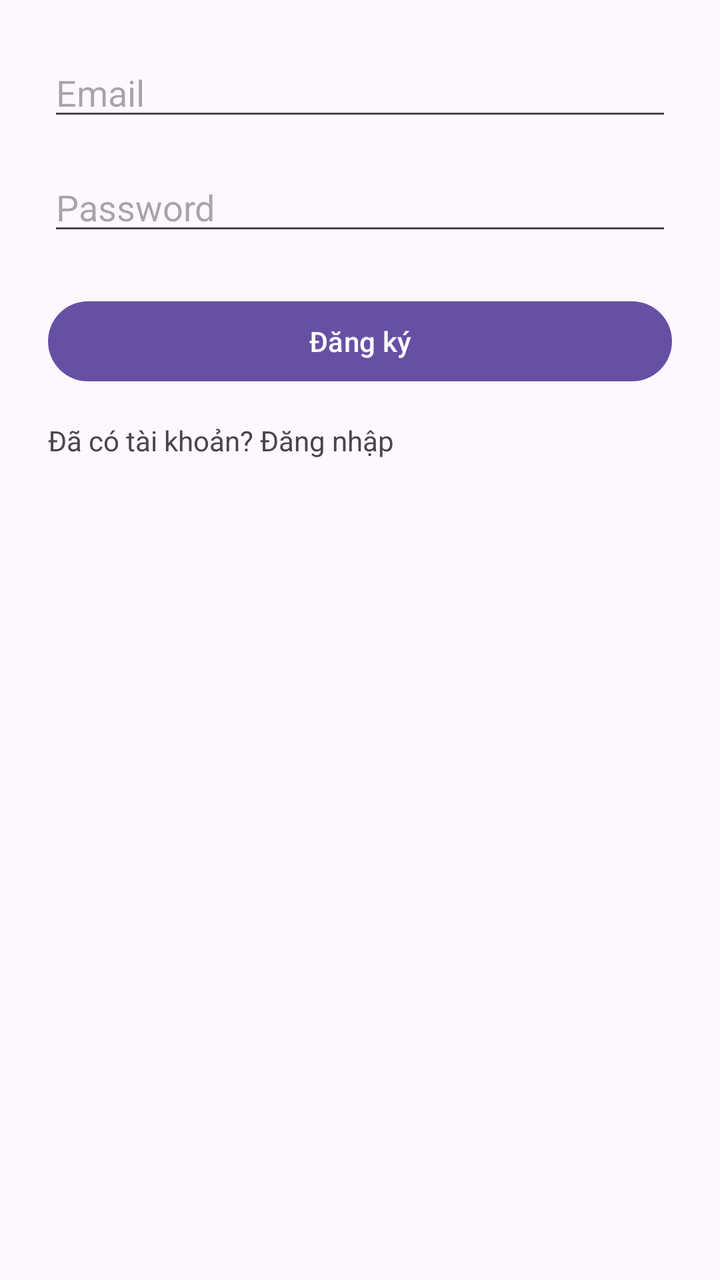
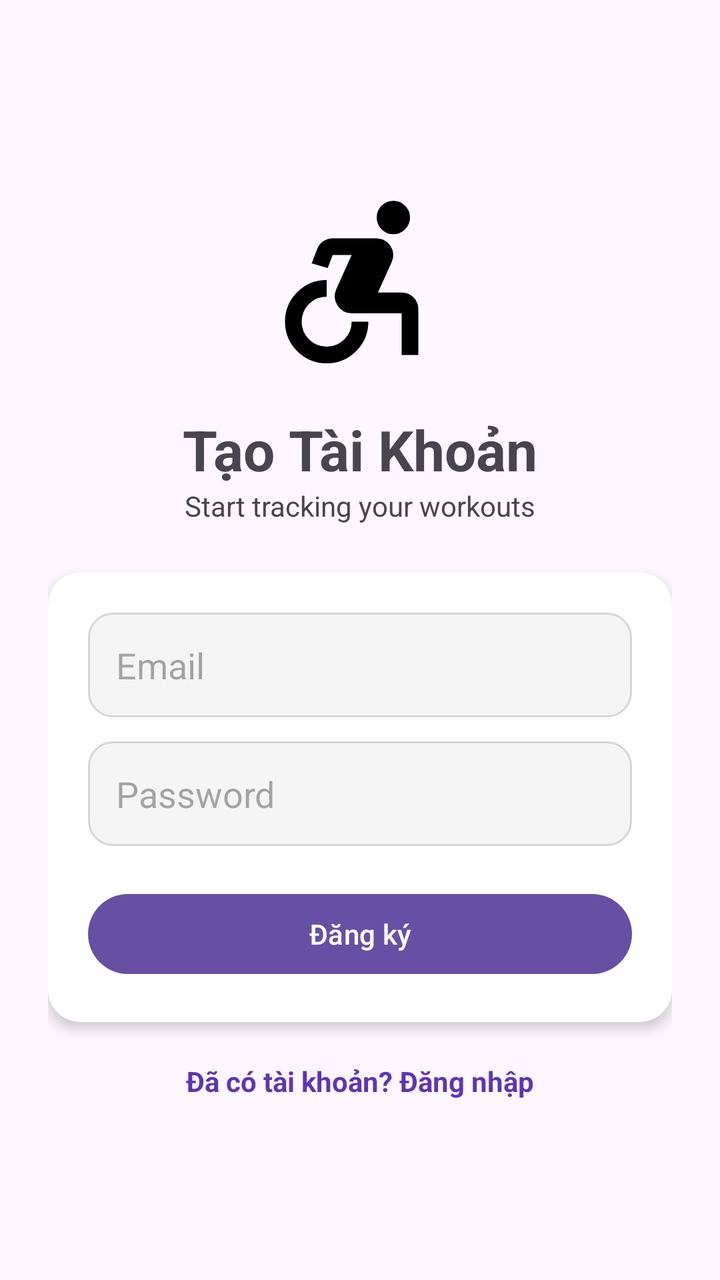

An Android layout rendered at two revisions. The XML below is the earlier revision; the diff shows what the commit changed to produce the second picture.
<!-- AndroidManifest.xml: application theme Theme.Workout_Tracker -->
<!-- res/layout/activity_register.xml -->
<?xml version="1.0" encoding="utf-8"?>
<LinearLayout
    xmlns:android="http://schemas.android.com/apk/res/android"
    android:layout_width="match_parent"
    android:layout_height="match_parent"
    android:orientation="vertical"
    android:padding="24dp">

    <EditText
        android:id="@+id/edtEmail"
        android:layout_width="match_parent"
        android:layout_height="wrap_content"
        android:hint="Email"
        android:inputType="textEmailAddress"/>

    <EditText
        android:id="@+id/edtPassword"
        android:layout_width="match_parent"
        android:layout_height="wrap_content"
        android:hint="Password"
        android:inputType="textPassword"
        android:layout_marginTop="16dp"/>

    <Button
        android:id="@+id/btnRegister"
        android:layout_width="match_parent"
        android:layout_height="wrap_content"
        android:text="Đăng ký"
        android:layout_marginTop="24dp"/>

    <TextView
        android:id="@+id/txtGoLogin"
        android:layout_width="wrap_content"
        android:layout_height="wrap_content"
        android:text="Đã có tài khoản? Đăng nhập"
        android:layout_marginTop="16dp"/>

</LinearLayout>
<!-- resources referenced by this layout -->
<resources>
  <style name="Theme.Workout_Tracker" parent="Base.Theme.Workout_Tracker" />
  <style name="Base.Theme.Workout_Tracker" parent="Theme.Material3.DayNight.NoActionBar">
          
          
      </style>
</resources>

<!-- the commit's change to res/layout/activity_register.xml (unified diff, before → after) -->
@@ -1,38 +1,81 @@
 <?xml version="1.0" encoding="utf-8"?>
-<LinearLayout
-    xmlns:android="http://schemas.android.com/apk/res/android"
+<LinearLayout xmlns:android="http://schemas.android.com/apk/res/android"
+    xmlns:app="http://schemas.android.com/apk/res-auto"
     android:layout_width="match_parent"
     android:layout_height="match_parent"
     android:orientation="vertical"
-    android:padding="24dp">
+    android:padding="24dp"
+    android:gravity="center">
 
-    <EditText
-        android:id="@+id/edtEmail"
+    <ImageView
+        android:layout_width="100dp"
+        android:layout_height="100dp"
+        android:src="@drawable/ic_fitness_center"
+        android:layout_marginBottom="16dp"/>
+
+    <TextView
+        android:layout_width="wrap_content"
+        android:layout_height="wrap_content"
+        android:text="Tạo Tài Khoản"
+        android:textSize="28sp"
+        android:textStyle="bold"/>
+
+    <TextView
+        android:layout_width="wrap_content"
+        android:layout_height="wrap_content"
+        android:text="Start tracking your workouts"
+        android:textSize="14sp"
+        android:layout_marginBottom="24dp"/>
+
+    <androidx.cardview.widget.CardView
         android:layout_width="match_parent"
         android:layout_height="wrap_content"
-        android:hint="Email"
-        android:inputType="textEmailAddress"/>
+        app:cardCornerRadius="16dp"
+        app:cardElevation="4dp">
 
-    <EditText
-        android:id="@+id/edtPassword"
-        android:layout_width="match_parent"
-        android:layout_height="wrap_content"
-        android:hint="Password"
-        android:inputType="textPassword"
-        android:layout_marginTop="16dp"/>
+        <LinearLayout
+            android:layout_width="match_parent"
+            android:layout_height="wrap_content"
+            android:orientation="vertical"
+            android:padding="20dp">
 
-    <Button
-        android:id="@+id/btnRegister"
-        android:layout_width="match_parent"
-        android:layout_height="wrap_content"
-        android:text="Đăng ký"
-        android:layout_marginTop="24dp"/>
+            <EditText
+                android:id="@+id/edtEmail"
+                android:layout_width="match_parent"
+                android:layout_height="wrap_content"
+                android:hint="Email"
+                android:background="@drawable/bg_edittext"
+                android:padding="14dp"
+                android:inputType="textEmailAddress"/>
+
+            <EditText
+                android:id="@+id/edtPassword"
+                android:layout_width="match_parent"
+                android:layout_height="wrap_content"
+                android:hint="Password"
+                android:background="@drawable/bg_edittext"
+                android:padding="14dp"
+                android:layout_marginTop="12dp"
+                android:inputType="textPassword"/>
+
+            <Button
+                android:id="@+id/btnRegister"
+                android:layout_width="match_parent"
+                android:layout_height="wrap_content"
+                android:text="Đăng ký"
+                android:layout_marginTop="20dp"/>
+
+        </LinearLayout>
+
+    </androidx.cardview.widget.CardView>
 
     <TextView
         android:id="@+id/txtGoLogin"
         android:layout_width="wrap_content"
         android:layout_height="wrap_content"
         android:text="Đã có tài khoản? Đăng nhập"
-        android:layout_marginTop="16dp"/>
+        android:textStyle="bold"
+        android:textColor="#5E35B1"
+        android:layout_marginTop="20dp"/>
 
 </LinearLayout>
<!-- resource entries referenced after the edit -->
@@ -1,5 +1,27 @@
 <!-- resources referenced by this layout -->
 <resources>
+  <!-- drawable bg_edittext (drawable) -->
+  <?xml version="1.0" encoding="utf-8"?>
+  <shape xmlns:android="http://schemas.android.com/apk/res/android">
+  
+      
+      <solid android:color="#F5F5F5"/>
+  
+      
+      <corners android:radius="12dp"/>
+  
+      
+      <stroke
+          android:width="1dp"
+          android:color="#D6D6D6"/>
+  
+  </shape>
+  <!-- drawable ic_fitness_center (drawable) -->
+  <vector xmlns:android="http://schemas.android.com/apk/res/android" android:height="24dp" android:tint="#000000" android:viewportHeight="960" android:viewportWidth="960" android:width="24dp">
+        
+      <path android:fillColor="@android:color/white" android:pathData="M320,880Q237,880 178.5,821.5Q120,763 120,680Q120,597 178.5,538.5Q237,480 320,480L320,560Q270,560 235,595Q200,630 200,680Q200,730 235,765Q270,800 320,800Q370,800 405,765Q440,730 440,680L520,680Q520,763 461.5,821.5Q403,880 320,880ZM680,840L680,640Q680,640 680,640Q680,640 680,640L440,640Q396,640 372,602.5Q348,565 366,524L440,360L349,360L325,422L248,400L276,328Q285,305 305.5,292.5Q326,280 350,280L558,280Q603,280 626.5,316.5Q650,353 632,394L566,540L680,540Q713,540 736.5,563.5Q760,587 760,620L760,840L680,840ZM583.5,236.5Q560,213 560,180Q560,147 583.5,123.5Q607,100 640,100Q673,100 696.5,123.5Q720,147 720,180Q720,213 696.5,236.5Q673,260 640,260Q607,260 583.5,236.5Z"/>
+      
+  </vector>
   <style name="Theme.Workout_Tracker" parent="Base.Theme.Workout_Tracker" />
   <style name="Base.Theme.Workout_Tracker" parent="Theme.Material3.DayNight.NoActionBar">
           
